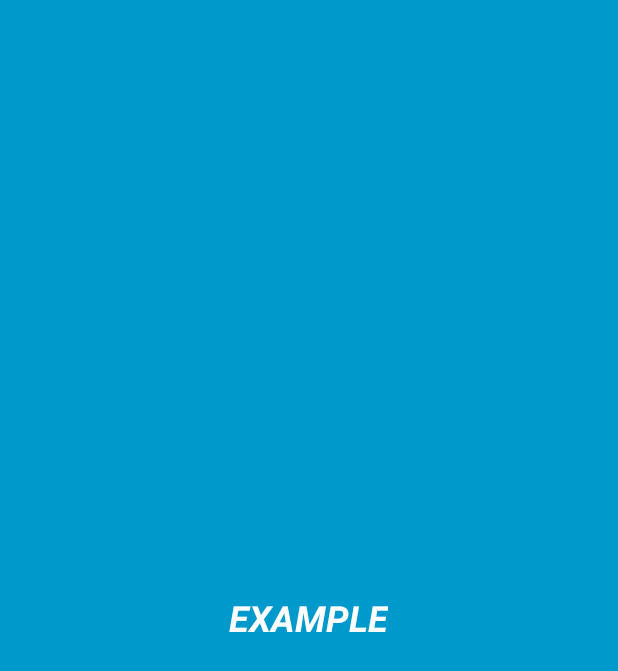
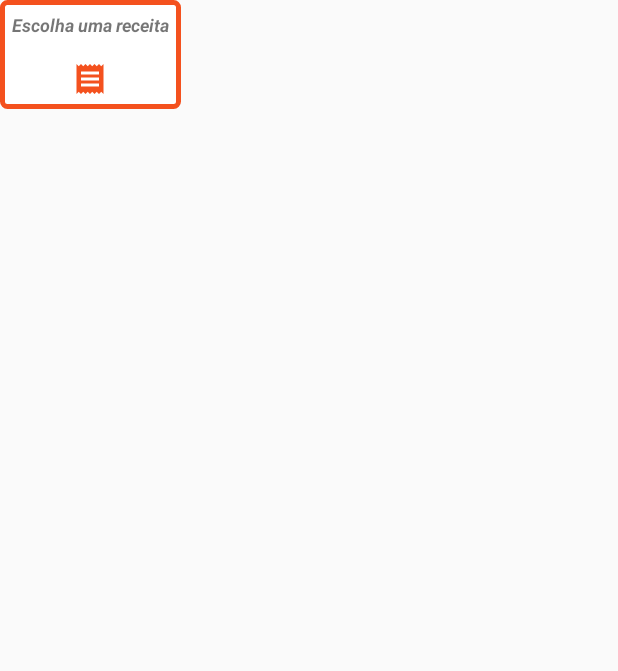
Before and after one commit to IagoAleksander/widgetProject, an Android app: the layout new_app_widget.xml on its own in the app's theme, with its tools: preview values and no code run, on a phone screen of 412 x 824 dp. Shown: the top 671 px of the screen. Run offline under Robolectric (Android 15) with nearby library versions, the phone set to English and light mode, and no system bars.

Commit message:
Solução para a customização de um widget recem-criado

```diff
--- a/app/src/main/java/com/iaz/receitas/NewAppWidget.java
+++ b/app/src/main/java/com/iaz/receitas/NewAppWidget.java
@@ -4,7 +4,10 @@ import android.app.PendingIntent;
 import android.appwidget.AppWidgetManager;
 import android.appwidget.AppWidgetProvider;
 import android.content.Context;
+import android.content.Intent;
 import android.widget.RemoteViews;
+
+import com.iaz.receitas.presentation.ui.activities.RecipeActivity;
 
 /**
  * Implementation of App Widget functionality.
@@ -20,15 +23,18 @@ public class NewAppWidget extends AppWidgetProvider {
 //        TODO (3): Como removemos o textView do layout do widget, não é mais
 //         necessária sua atualização. Assim, devemos remove-lo.
 
-        CharSequence widgetText = context.getString(R.string.appwidget_text);
         // Construct the RemoteViews object
         RemoteViews views = new RemoteViews(context.getPackageName(), R.layout.new_app_widget);
-        views.setTextViewText(R.id.appwidget_text, widgetText);
 
 //        TODO (4): Habilitar a abertura do aplicativo através da
 //         - criaçao de um Intent para a mainActivity
 //         - encapsulamento desse intent por um PendingIntent
 //         - ligação de uma view com o PendingIntent criado.
+
+        Intent intent = new Intent(context, RecipeActivity.class);
+        PendingIntent pendingIntent = PendingIntent.getActivity(context, 0, intent, 0);
+        views.setOnClickPendingIntent(R.id.widget_layout, pendingIntent);
+
 
         // Instruct the widget manager to update the widget
         appWidgetManager.updateAppWidget(appWidgetId, views);
--- a/app/src/main/res/layout/new_app_widget.xml
+++ b/app/src/main/res/layout/new_app_widget.xml
@@ -1,25 +1,30 @@
-<RelativeLayout xmlns:android="http://schemas.android.com/apk/res/android"
-    android:layout_width="match_parent"
-    android:layout_height="match_parent"
-    android:background="#09C"
-    android:padding="@dimen/widget_margin">
+<LinearLayout xmlns:android="http://schemas.android.com/apk/res/android"
+    android:id="@+id/widget_layout"
+    android:layout_width="wrap_content"
+    android:layout_height="wrap_content"
+    android:background="@drawable/button_background"
+    android:gravity="center"
+    android:orientation="vertical">
 
-<!--TODO (1): customize o arquivo de layout. -->
-<!--    Aqui é definido como será a aparência do widget -->
-<!--    quando adicionado na home screen-->
+    <!--TODO (1): customize o arquivo de layout. -->
+    <!--    Aqui é definido como será a aparência do widget -->
+    <!--    quando adicionado na home screen-->
 
     <TextView
         android:id="@+id/appwidget_text"
         android:layout_width="wrap_content"
         android:layout_height="wrap_content"
-        android:layout_centerHorizontal="true"
-        android:layout_centerVertical="true"
         android:layout_margin="8dp"
-        android:background="#09C"
-        android:contentDescription="@string/appwidget_text"
         android:text="@string/appwidget_text"
-        android:textColor="#ffffff"
-        android:textSize="24sp"
+        android:textSize="12sp"
         android:textStyle="bold|italic" />
 
-</RelativeLayout>
+    <ImageView
+        android:id="@+id/widget_icon"
+        android:layout_width="wrap_content"
+        android:layout_height="wrap_content"
+        android:src="@drawable/ic_receipt"
+        android:padding="8dp"/>
+
+
+</LinearLayout>
--- a/app/src/main/res/values/strings.xml
+++ b/app/src/main/res/values/strings.xml
@@ -9,6 +9,6 @@
     <string name="recipe_steps_button">Modo de preparo</string>
     <string name="recipe_ingredients_button">Ingredientes</string>
     <string name="servings">"Porções:"</string>
-    <string name="appwidget_text">EXAMPLE</string>
+    <string name="appwidget_text">Escolha uma receita</string>
     <string name="add_widget">Add widget</string>
 </resources>
--- a/app/src/main/res/xml/new_app_widget_info.xml
+++ b/app/src/main/res/xml/new_app_widget_info.xml
@@ -11,7 +11,7 @@
     android:initialLayout="@layout/new_app_widget"
     android:minWidth="40dp"
     android:minHeight="40dp"
-    android:previewImage="@drawable/example_appwidget_preview"
+    android:previewImage="@drawable/ic_receipt"
     android:resizeMode="horizontal|vertical"
     android:updatePeriodMillis="86400000"
     android:widgetCategory="home_screen"/>
```
